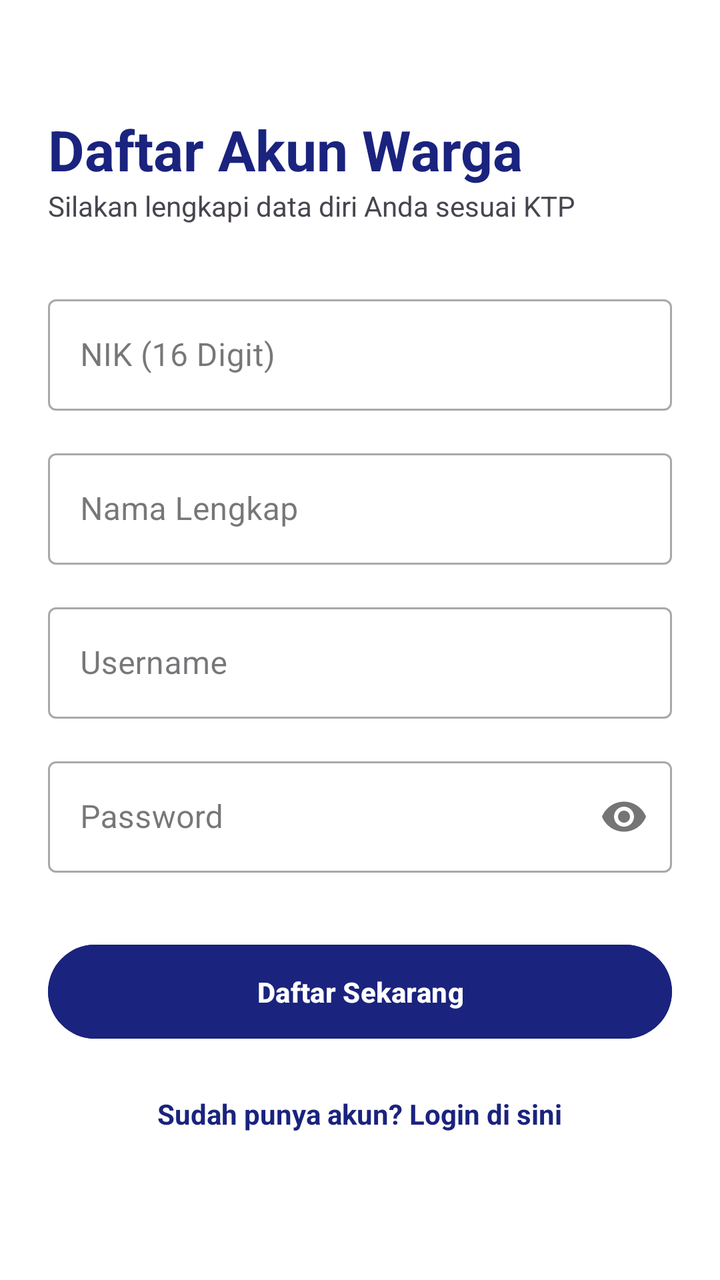
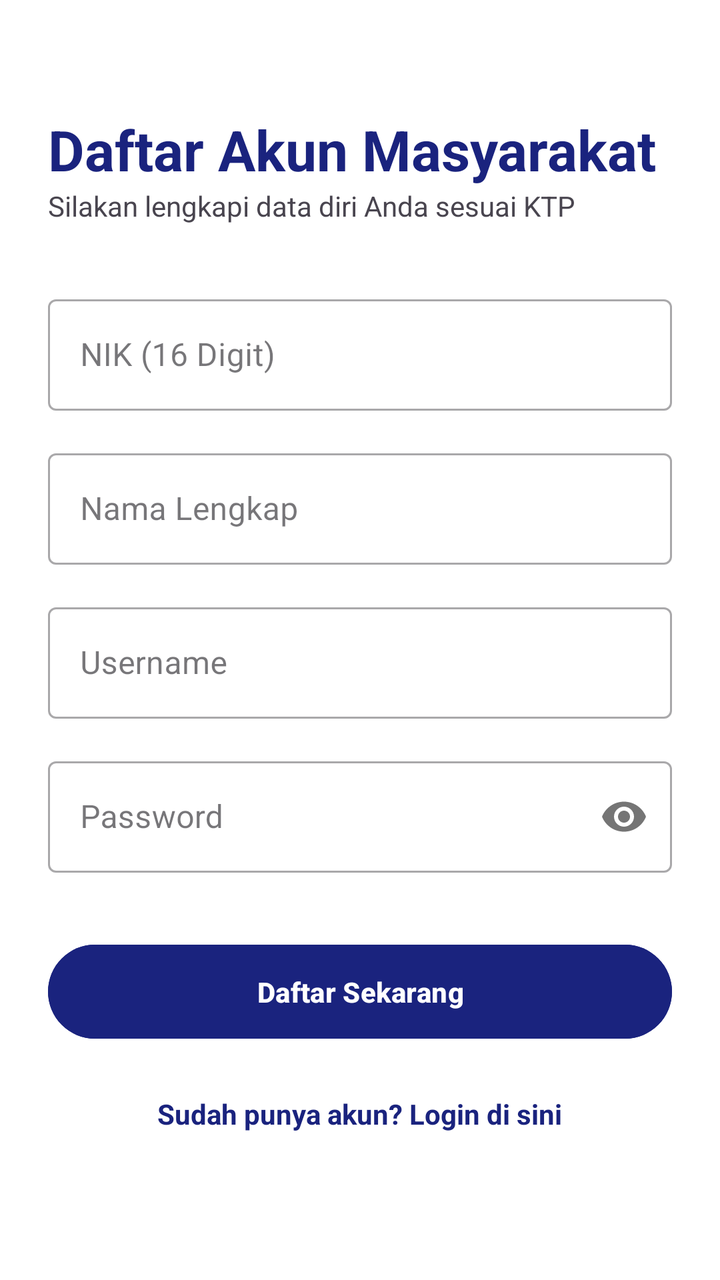

Two renders of the same Android screen: before a commit and after it. Below are the layout's source before the change and the commit's diff.
<!-- AndroidManifest.xml: application theme Theme.Ovylia -->
<!-- res/layout/activity_register.xml -->
<?xml version="1.0" encoding="utf-8"?>
<ScrollView xmlns:android="http://schemas.android.com/apk/res/android"
    xmlns:app="http://schemas.android.com/apk/res-auto"
    android:layout_width="match_parent"
    android:layout_height="match_parent"
    android:background="#FFFFFF">

    <LinearLayout
        android:layout_width="match_parent"
        android:layout_height="wrap_content"
        android:orientation="vertical"
        android:padding="24dp">

        <TextView
            android:layout_width="wrap_content"
            android:layout_height="wrap_content"
            android:text="Daftar Akun Warga"
            android:textSize="28sp"
            android:textStyle="bold"
            android:textColor="#1A237E"
            android:layout_marginTop="32dp"/>

        <TextView
            android:layout_width="wrap_content"
            android:layout_height="wrap_content"
            android:text="Silakan lengkapi data diri Anda sesuai KTP"
            android:textSize="14sp"
            android:layout_marginBottom="32dp"/>

        <com.google.android.material.textfield.TextInputLayout
            style="@style/Widget.MaterialComponents.TextInputLayout.OutlinedBox"
            android:layout_width="match_parent"
            android:layout_height="wrap_content"
            android:hint="NIK (16 Digit)"
            android:layout_marginBottom="16dp">
            <com.google.android.material.textfield.TextInputEditText
                android:id="@+id/regNik"
                android:layout_width="match_parent"
                android:layout_height="wrap_content"
                android:inputType="number"
                android:maxLength="16"/>
        </com.google.android.material.textfield.TextInputLayout>

        <com.google.android.material.textfield.TextInputLayout
            style="@style/Widget.MaterialComponents.TextInputLayout.OutlinedBox"
            android:layout_width="match_parent"
            android:layout_height="wrap_content"
            android:hint="Nama Lengkap"
            android:layout_marginBottom="16dp">
            <com.google.android.material.textfield.TextInputEditText
                android:id="@+id/regNama"
                android:layout_width="match_parent"
                android:layout_height="wrap_content"
                android:inputType="textPersonName|textCapWords" />
        </com.google.android.material.textfield.TextInputLayout>

        <com.google.android.material.textfield.TextInputLayout
            style="@style/Widget.MaterialComponents.TextInputLayout.OutlinedBox"
            android:layout_width="match_parent"
            android:layout_height="wrap_content"
            android:hint="Username"
            android:layout_marginBottom="16dp">
            <com.google.android.material.textfield.TextInputEditText
                android:id="@+id/regUsername"
                android:layout_width="match_parent"
                android:layout_height="wrap_content"
                android:inputType="text"/>
        </com.google.android.material.textfield.TextInputLayout>

        <com.google.android.material.textfield.TextInputLayout
            style="@style/Widget.MaterialComponents.TextInputLayout.OutlinedBox"
            android:layout_width="match_parent"
            android:layout_height="wrap_content"
            android:hint="Password"
            app:passwordToggleEnabled="true"
            android:layout_marginBottom="32dp">
            <com.google.android.material.textfield.TextInputEditText
                android:id="@+id/regPassword"
                android:layout_width="match_parent"
                android:layout_height="wrap_content"
                android:inputType="textPassword"/>
        </com.google.android.material.textfield.TextInputLayout>

        <Button
            android:id="@+id/btnRegister"
            android:layout_width="match_parent"
            android:layout_height="55dp"
            android:text="Daftar Sekarang"
            android:backgroundTint="#1A237E"
            android:textColor="#FFFFFF"
            android:textStyle="bold"/>

        <TextView
            android:id="@+id/tvLoginLink"
            android:layout_width="wrap_content"
            android:layout_height="wrap_content"
            android:text="Sudah punya akun? Login di sini"
            android:layout_gravity="center"
            android:layout_marginTop="24dp"
            android:textColor="#1A237E"
            android:textStyle="bold"/>

    </LinearLayout>
</ScrollView>
<!-- resources referenced by this layout -->
<resources>
  <style name="Theme.Ovylia" parent="Base.Theme.Ovylia" />
  <style name="Base.Theme.Ovylia" parent="Theme.Material3.DayNight.NoActionBar">
          
          
      </style>
</resources>

<!-- the commit's change to res/layout/activity_register.xml (unified diff, before → after) -->
@@ -14,7 +14,7 @@
         <TextView
             android:layout_width="wrap_content"
             android:layout_height="wrap_content"
-            android:text="Daftar Akun Warga"
+            android:text="Daftar Akun Masyarakat"
             android:textSize="28sp"
             android:textStyle="bold"
             android:textColor="#1A237E"
